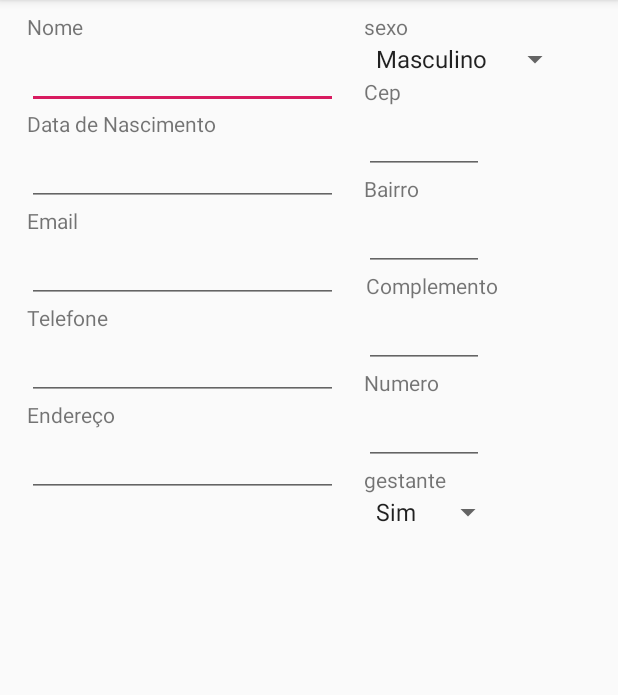
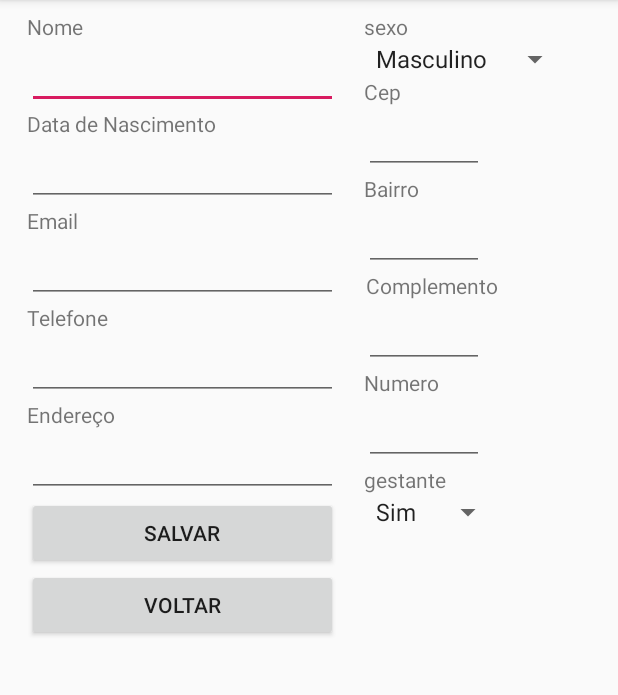
Before and after one commit to luan-vilela/AppSaude, an Android app: the Configuracao screen opened directly, with no data from a screen before it, on a phone screen of 412 x 824 dp, the part 84-779 px from its top. Run offline under Robolectric (Android 15) with nearby library versions, the phone set to English and light mode, and no system bars.

Commit message:
Tentando conectar No banco, atraves da classe Model/Descrição, Configuração que manda para o banco, mas da errado na hora que salva

```diff
--- a/app/src/main/java/com/example/myapplication/Configuracao.java
+++ b/app/src/main/java/com/example/myapplication/Configuracao.java
@@ -1,11 +1,34 @@
 package com.example.myapplication;
 
+import android.content.Intent;
 import android.support.v7.app.AppCompatActivity;
 import android.os.Bundle;
+import android.view.View;
 import android.widget.ArrayAdapter;
+import android.widget.EditText;
 import android.widget.Spinner;
+import android.widget.Toast;
+
+import com.example.myapplication.model.Crud;
+import com.example.myapplication.model.Descricao;
+import com.example.myapplication.Configuracao;
+
+
 
 public class Configuracao extends AppCompatActivity {
+
+    private EditText nome;
+    private EditText dataNascimento;
+    private EditText email;
+    private EditText phone;
+    private EditText endereco;
+    private EditText cep;
+    private EditText bairro;
+    private EditText complemento;
+    private EditText numero;
+
+
+    Crud db;
 
 
 @Override
@@ -16,6 +39,19 @@ public class Configuracao extends AppCompatActivity {
 
     Spinner spinner = (Spinner) findViewById(R.id.generos);
     Spinner spinner2 = (Spinner) findViewById(R.id.gestante);
+
+    nome = (EditText) findViewById(R.id.btnNome);
+    dataNascimento = (EditText) findViewById(R.id.btnNascimento);
+    email = (EditText) findViewById(R.id.btnEmail);
+    phone = (EditText) findViewById(R.id.btnTelefone);
+    endereco = (EditText) findViewById(R.id.btnEndereco);
+    cep = (EditText) findViewById(R.id.btnCep);
+    bairro = (EditText) findViewById(R.id.btnBairro);
+    complemento = (EditText) findViewById(R.id.btnComplemento);
+    numero = (EditText) findViewById(R.id.btnNumero);
+
+    db = new Crud(this);
+
 
     String spinnerArray[] = {"Masculino", "Feminino"};
     String spinnerArray2[] = {"Sim", "Nao"};
@@ -29,7 +65,45 @@ public class Configuracao extends AppCompatActivity {
     spinner.setAdapter(spinnerAdapter);
     spinner2.setAdapter(spinnerAdapter2);
 
+    }
 
+    public void btnSave(View v){
+        if(nome.getText().toString().isEmpty()){
+            Toast.makeText(this, R.string.errorName,Toast.LENGTH_SHORT).show();
+        }
+        else if(dataNascimento.getText().toString().isEmpty()) {
+            Toast.makeText(this, R.string.errorData, Toast.LENGTH_SHORT).show();
+        }
+        else if(email.getText().toString().isEmpty()) {
+            Toast.makeText(this, R.string.errorEmail,Toast.LENGTH_SHORT).show();
+        }
+        else if(phone.getText().toString().isEmpty()) {
+            Toast.makeText(this, R.string.errorPhone, Toast.LENGTH_SHORT).show();
+        }
+        else if(endereco.getText().toString().isEmpty()) {
+            Toast.makeText(this, R.string.errorEndereco, Toast.LENGTH_SHORT).show();
+        }
+        else if(cep.getText().toString().isEmpty()) {
+            Toast.makeText(this, R.string.errorCep, Toast.LENGTH_SHORT).show();
+        }
+        else if(bairro.getText().toString().isEmpty()) {
+            Toast.makeText(this, R.string.errorBairro, Toast.LENGTH_SHORT).show();
+        }
+        else if(complemento.getText().toString().isEmpty()) {
+            Toast.makeText(this, R.string.errorComplemento, Toast.LENGTH_SHORT).show();
+        }
+        else if(numero.getText().toString().isEmpty()) {
+            Toast.makeText(this, R.string.errorNumero, Toast.LENGTH_SHORT).show();
+        }
 
+        db.addUser(new Descricao(nome.getText().toString(), dataNascimento.getText().toString(),email.getText().toString() ,phone.getText().toString(),endereco.getText().toString(),cep.getText().toString(),bairro.getText().toString(),complemento.getText().toString(),numero.getText().toString(),"Masculino","Sim"));
+        // alerta de salvo com sucesso
+        Toast.makeText(this,R.string.alertSave,Toast.LENGTH_SHORT).show();
+
+    }
+
+    public void btnCancel(View v){
+        Intent it = new Intent(this, MainActivity.class);
+        startActivity(it);
+    }
 }
-}
--- a/app/src/main/res/layout/activity_configuracao.xml
+++ b/app/src/main/res/layout/activity_configuracao.xml
@@ -48,7 +48,7 @@
 
 
         <EditText
-            android:id="@+id/editText4"
+            android:id="@+id/btnNascimento"
             android:layout_width="wrap_content"
             android:layout_height="wrap_content"
             android:ems="10"
@@ -59,11 +59,11 @@
             android:layout_width="wrap_content"
             android:layout_height="wrap_content"
             android:text="Email"
-            app:layout_constraintStart_toStartOf="@+id/editText4"
-            app:layout_constraintTop_toTopOf="@+id/editText4" />
+            app:layout_constraintStart_toStartOf="@+id/btnNascimento"
+            app:layout_constraintTop_toTopOf="@+id/btnNascimento" />
 
         <EditText
-            android:id="@+id/editText5"
+            android:id="@+id/btnEmail"
             android:layout_width="wrap_content"
             android:layout_height="wrap_content"
             android:ems="10"
@@ -76,11 +76,11 @@
             android:layout_width="wrap_content"
             android:layout_height="wrap_content"
             android:text="Telefone"
-            app:layout_constraintStart_toStartOf="@+id/editText5"
-            app:layout_constraintTop_toBottomOf="@+id/editText5" />
+            app:layout_constraintStart_toStartOf="@+id/btnEmail"
+            app:layout_constraintTop_toBottomOf="@+id/btnEmail" />
 
         <EditText
-            android:id="@+id/editText6"
+            android:id="@+id/btnTelefone"
             android:layout_width="wrap_content"
             android:layout_height="wrap_content"
             android:ems="10"
@@ -93,17 +93,31 @@
             android:layout_width="wrap_content"
             android:layout_height="wrap_content"
             android:text="Endereço"
-            app:layout_constraintStart_toStartOf="@+id/editText6"
-            app:layout_constraintTop_toBottomOf="@+id/editText6" />
+            app:layout_constraintStart_toStartOf="@+id/btnTelefone"
+            app:layout_constraintTop_toBottomOf="@+id/btnTelefone" />
 
         <EditText
-            android:id="@+id/editText7"
+            android:id="@+id/btnEndereco"
             android:layout_width="wrap_content"
             android:layout_height="wrap_content"
             android:ems="10"
             android:inputType="textPostalAddress"
             app:layout_constraintStart_toStartOf="@+id/textView7"
             app:layout_constraintTop_toBottomOf="@+id/textView7" />
+
+        <Button
+            android:id="@+id/btnSave"
+            android:layout_width="match_parent"
+            android:layout_height="wrap_content"
+            android:onClick="btnSave"
+            android:text="Salvar" />
+
+        <Button
+            android:id="@+id/button3"
+            android:layout_width="match_parent"
+            android:layout_height="wrap_content"
+            android:onClick="btnCancel"
+            android:text="Voltar" />
 
 
     </LinearLayout>
@@ -140,11 +154,11 @@
             android:layout_width="wrap_content"
             android:layout_height="wrap_content"
             android:text="Cep"
-            app:layout_constraintBottom_toTopOf="@+id/editText11"
+            app:layout_constraintBottom_toTopOf="@+id/btnBairro"
             app:layout_constraintStart_toStartOf="parent" />
 
         <EditText
-            android:id="@+id/editText13"
+            android:id="@+id/btnCep"
             android:layout_width="80dp"
             android:layout_height="wrap_content"
             android:ems="10"
@@ -155,11 +169,11 @@
             android:layout_width="wrap_content"
             android:layout_height="wrap_content"
             android:text="Bairro"
-            app:layout_constraintStart_toStartOf="@+id/editText10"
-            app:layout_constraintTop_toBottomOf="@+id/editText10" />
+            app:layout_constraintStart_toStartOf="@+id/btnComplemento"
+            app:layout_constraintTop_toBottomOf="@+id/btnComplemento" />
 
         <EditText
-            android:id="@+id/editText11"
+            android:id="@+id/btnBairro"
             android:layout_width="80dp"
             android:layout_height="wrap_content"
             android:ems="10"
@@ -174,11 +188,11 @@
             android:layout_marginStart="1dp"
             android:layout_marginLeft="1dp"
             android:text="Complemento"
-            app:layout_constraintStart_toStartOf="@+id/editText7"
-            app:layout_constraintTop_toBottomOf="@+id/editText7" />
+            app:layout_constraintStart_toStartOf="@+id/btnEndereco"
+            app:layout_constraintTop_toBottomOf="@+id/btnEndereco" />
 
         <EditText
-            android:id="@+id/editText10"
+            android:id="@+id/btnComplemento"
             android:layout_width="80dp"
             android:layout_height="wrap_content"
             android:ems="10"
@@ -194,7 +208,7 @@
             app:layout_constraintStart_toStartOf="parent" />
 
         <EditText
-            android:id="@+id/editText12"
+            android:id="@+id/btnNumero"
             android:layout_width="80dp"
             android:layout_height="wrap_content"
             android:ems="10"
@@ -204,7 +218,7 @@
             android:id="@+id/textView14"
             android:layout_width="wrap_content"
             android:layout_height="wrap_content"
-            android:text="gestante"/>
+            android:text="gestante" />
 
         <Spinner
             android:id="@+id/gestante"
--- a/app/src/main/res/values/strings.xml
+++ b/app/src/main/res/values/strings.xml
@@ -1,3 +1,15 @@
 <resources>
     <string name="app_name">My Application</string>
+    <string name="confirmSave">Deseja salva essa ação?</string>
+    <string name="alertSave">Salvo com sucesso!</string>
+    <string name="alertWarning">Atenção!!!</string>
+    <string name="errorName">Digite um nome válido.</string>
+    <string name="errorEmail">Digite um email válido.</string>
+    <string name="errorPhone">Digite um telefone válido.</string>
+    <string name="errorData">Digite data nascimento válido.</string>
+    <string name="errorEndereco">Digite um endereço válido.</string>
+    <string name="errorCep">Digite um cep válido.</string>
+    <string name="errorBairro">Digite um Bairro válido.</string>
+    <string name="errorComplemento">Digite um Complemento válido.</string>
+    <string name="errorNumero">Digite um Número válido.</string>
 </resources>
```
Also changed, not shown: app/src/main/java/com/example/myapplication/model/Crud.java (+28 -4 lines), app/src/main/java/com/example/myapplication/model/Descricao.java (+50 -29 lines).
